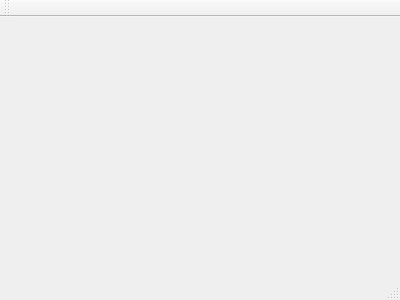
pscamodio/QtMeshViewer, file mainwindow.ui: the form before one commit.
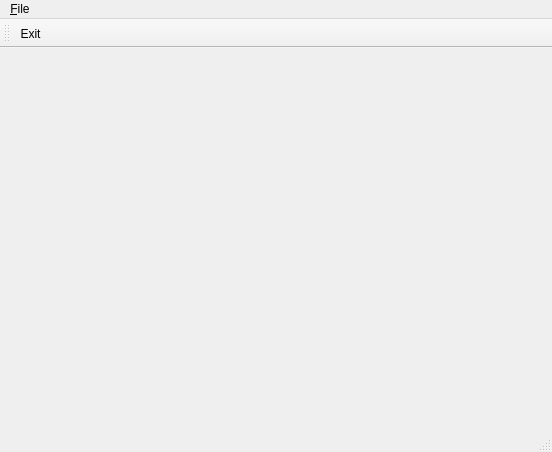
The form after the commit.

Commit message: Added new class in compilation and main interface

Patch:
```diff
--- a/mainwindow.ui
+++ b/mainwindow.ui
@@ -1,24 +1,54 @@
 <ui version="4.0">
  <class>MainWindow</class>
- <widget class="QMainWindow" name="MainWindow" >
-  <property name="geometry" >
+ <widget class="QMainWindow" name="MainWindow">
+  <property name="geometry">
    <rect>
     <x>0</x>
     <y>0</y>
-    <width>400</width>
-    <height>300</height>
+    <width>552</width>
+    <height>452</height>
    </rect>
   </property>
   <property name="windowTitle" >
    <string>MainWindow</string>
   </property>
-  <widget class="QMenuBar" name="menuBar" />
-  <widget class="QToolBar" name="mainToolBar" />
-  <widget class="QWidget" name="centralWidget" />
-  <widget class="QStatusBar" name="statusBar" />
+  <widget class="QWidget" name="centralWidget">
+   <layout class="QVBoxLayout" name="verticalLayout"/>
+  </widget>
+  <widget class="QMenuBar" name="menuBar">
+   <property name="geometry">
+    <rect>
+     <x>0</x>
+     <y>0</y>
+     <width>552</width>
+     <height>27</height>
+    </rect>
+   </property>
+   <widget class="QMenu" name="menu_File">
+    <property name="title">
+     <string>&amp;File</string>
+    </property>
+    <addaction name="actionExit"/>
+   </widget>
+   <addaction name="menu_File"/>
+  </widget>
+  <widget class="QToolBar" name="mainToolBar">
+   <attribute name="toolBarArea">
+    <enum>TopToolBarArea</enum>
+   </attribute>
+   <attribute name="toolBarBreak">
+    <bool>false</bool>
+   </attribute>
+   <addaction name="actionExit"/>
+  </widget>
+  <widget class="QStatusBar" name="statusBar"/>
+  <action name="actionExit">
+   <property name="text">
+    <string>Exit</string>
+   </property>
+  </action>
  </widget>
- <layoutDefault spacing="6" margin="11" />
- <pixmapfunction></pixmapfunction>
+ <layoutdefault spacing="6" margin="11"/>
  <resources/>
  <connections/>
 </ui>
```
Left out of the diff: 3 changed lines with no effect on the pictures. The commit also changes 3 other files.
